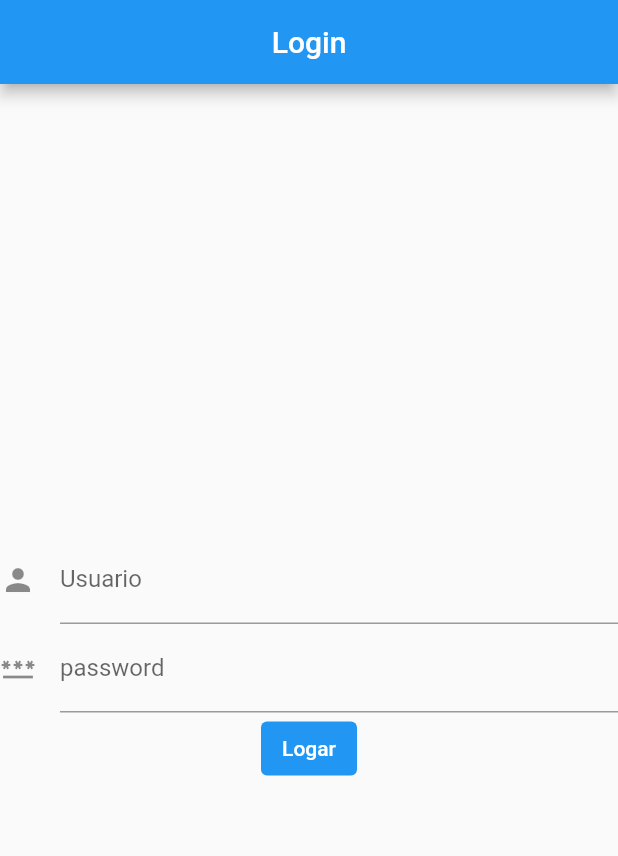
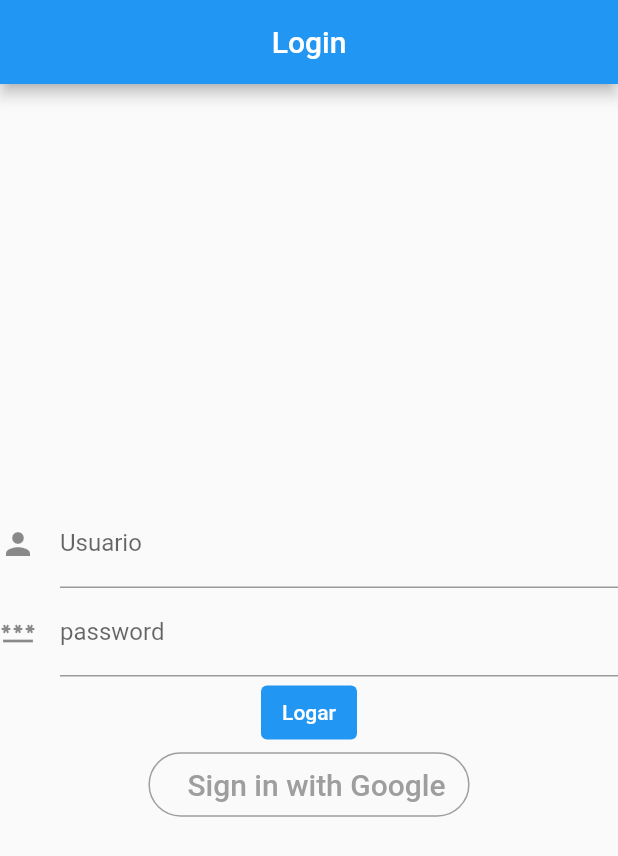
Before and after one commit to EnzoSales/tcc_app, a Flutter app: the screen it shows after launch, on a phone screen of 412 x 824 dp. Shown: the top 856 px of the screen. Run offline on Flutter 3.47's test engine with Material 2 defaults, Android fonts, the phone set to English and light mode, and no system bars; our stand-ins replace firebase_auth, google_sign_in; accounts and stored records are empty.

Commit message:
loginGooglev1

```diff
--- a/lib/main.dart
+++ b/lib/main.dart
@@ -1,5 +1,8 @@
 import 'package:flutter/material.dart';
 import 'package:tcc_app/Home.dart';
+import 'package:tcc_app/loginGoogle.dart';
+import 'package:firebase_auth/firebase_auth.dart';
+import 'package:google_sign_in/google_sign_in.dart';
 
 void main() => runApp(
   MaterialApp(
@@ -7,6 +10,7 @@ void main() => runApp(
     home: Login(),
   )
 );
+
 
 class Login extends StatefulWidget {
   const Login({Key key}) : super(key: key);
@@ -56,17 +60,46 @@ class _LoginState extends State<Login> {
                 child: Text("Logar"),
               ),
             ),
-            Container(
-              decoration: BoxDecoration(
-                color: Color(0xFF090F13),
-                boxShadow: [
-                  BoxShadow(
-                    blurRadius: 5,
-                    color: Color(0x3314181B),
-                    offset: Offset(0, 2),
-                  )
-                ]
-              )
+            _signInButton()
+          ],
+        ),
+      ),
+    );
+  }
+
+  Widget _signInButton() {
+    return OutlineButton(
+      splashColor: Colors.grey,
+      onPressed: () {
+        signInWithGoogle().whenComplete(() {
+          Navigator.of(context).push(
+            MaterialPageRoute(
+              builder: (context) {
+                return ScreenHome();
+              },
+            ),
+          );
+        });
+      },
+      shape: RoundedRectangleBorder(borderRadius: BorderRadius.circular(40)),
+      highlightElevation: 0,
+      borderSide: BorderSide(color: Colors.grey),
+      child: Padding(
+        padding: const EdgeInsets.fromLTRB(0, 10, 0, 10),
+        child: Row(
+          mainAxisSize: MainAxisSize.min,
+          mainAxisAlignment: MainAxisAlignment.center,
+          children: <Widget>[
+            // Image(image: AssetImage("assets/google_logo.png"), height: 35.0),
+            Padding(
+              padding: const EdgeInsets.only(left: 10),
+              child: Text(
+                'Sign in with Google',
+                style: TextStyle(
+                  fontSize: 20,
+                  color: Colors.grey,
+                ),
+              ),
             )
           ],
         ),
--- a/pubspec.yaml
+++ b/pubspec.yaml
@@ -54,7 +54,7 @@ dev_dependencies:
 flutter:
   uses-material-design: true
   # assets:
-  #   - assets/images/
+  #   - assets/
   #   - assets/videos/
   #   - assets/audios/
   #   - assets/lottie_animations/
```
Also changed, not shown: lib/loginGoogle.dart (added, +33 -0 lines), pubspec.lock, 1 other file.
